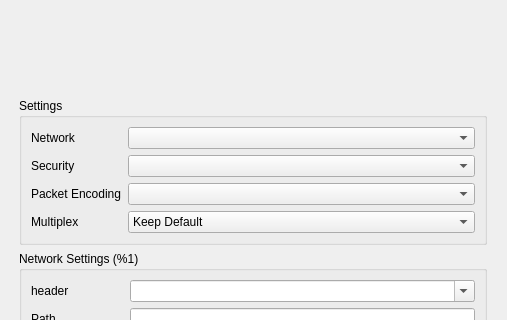
Old version of the form ui/edit/dialog_edit_profile.ui in the repository MatsuriDayo/nekoray; both pictures show x 493 to 1000 and y 0 to 320 of the 1000 by 802 pixel window.
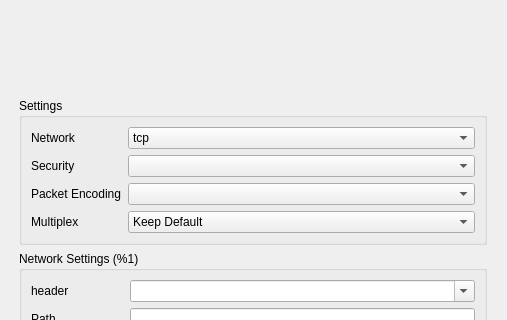
New version of the form. Custom widgets are drawn as their Qt base class.

Commit message: style(stream): remove space

```diff
--- a/ui/edit/dialog_edit_profile.ui
+++ b/ui/edit/dialog_edit_profile.ui
@@ -230,11 +230,6 @@
                <verstretch>0</verstretch>
               </sizepolicy>
              </property>
-             <item>
-              <property name="text">
-               <string notr="true"/>
-              </property>
-             </item>
              <item>
               <property name="text">
                <string notr="true">tcp</string>
```
The commit also changes 1 other file.
